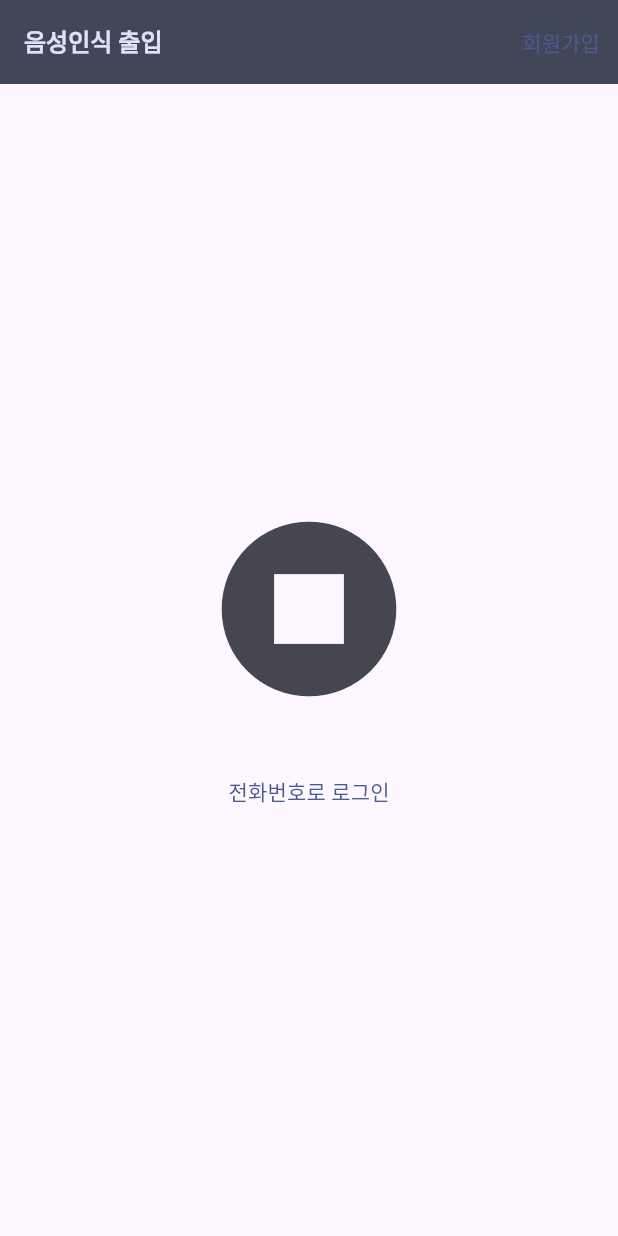
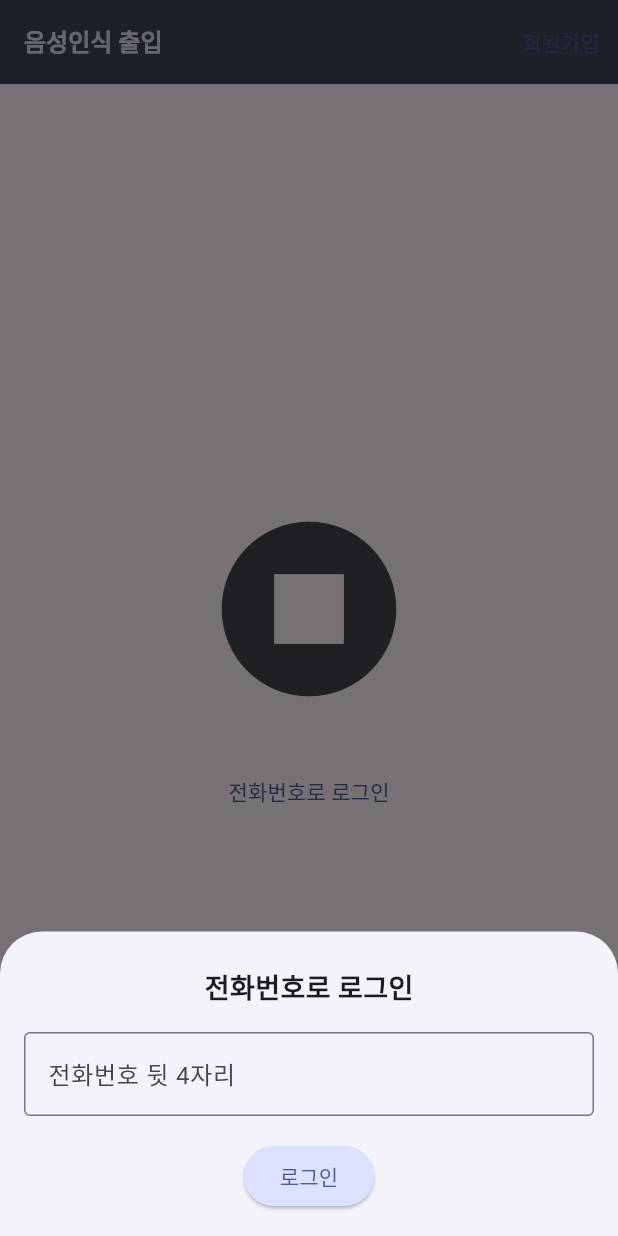
Before and after one commit to sorocode/voice_access_app, a Flutter app: the screen it shows after launch, after a tap on the "mic" icon, after a tap on "전화번호로 로그인", on a phone screen of 412 x 824 dp. Run offline on Flutter 3.47's test engine with Material 3 defaults, Android fonts, the phone set to English and light mode, and no system bars; our stand-ins replace dio, flutter_dotenv, get_it, permission_handler; missing offline and left inert: flutter_sound; accounts and stored records are empty; statements that could not run were skipped.

Commit message:
✨ 전화번호 로그인 바텀시트 추가 및 연결

```diff
--- a/lib/pages/voice_access_page.dart
+++ b/lib/pages/voice_access_page.dart
@@ -6,6 +6,7 @@ import 'package:flutter_sound/flutter_sound.dart';
 import 'package:path_provider/path_provider.dart';
 import 'package:permission_handler/permission_handler.dart';
 import 'package:voice_access_app/services/voice_access_service.dart';
+import 'package:voice_access_app/widgets/phonelogin_bottomsheet.dart';
 
 class VoiceAccessPage extends StatefulWidget {
   const VoiceAccessPage({super.key});
@@ -67,14 +68,13 @@ class _VoiceAccessPageState extends State<VoiceAccessPage> {
       print('📦 파일 크기: $size bytes');
 
       if (exists && size > 0) {
-        // FIXME: 디버깅용(나중에 지울 것)
-        ScaffoldMessenger.of(context).showSnackBar(
-          SnackBar(
-            content: Text(
-                '📁 녹음 파일 경로: $path ✅ 존재 여부: $exists 📦 파일 크기: $size bytes'),
-            backgroundColor: Colors.green,
-          ),
-        );
+        // ScaffoldMessenger.of(context).showSnackBar(
+        //   SnackBar(
+        //     content: Text(
+        //         '📁 녹음 파일 경로: $path ✅ 존재 여부: $exists 📦 파일 크기: $size bytes'),
+        //     backgroundColor: Colors.green,
+        //   ),
+        // );
         setState(() {
           recordedFile = file;
         });
@@ -117,6 +117,16 @@ class _VoiceAccessPageState extends State<VoiceAccessPage> {
         ),
       );
     }
+  }
+
+  void openPhoneLoginSheet() {
+    showModalBottomSheet(
+      context: context,
+      isScrollControlled: true,
+      builder: (context) {
+        return PhoneloginBottomsheet();
+      },
+    );
   }
 
   @override
@@ -166,7 +176,8 @@ class _VoiceAccessPageState extends State<VoiceAccessPage> {
                     },
                   ),
                   const SizedBox(height: 20),
-                  TextButton(onPressed: () {}, child: Text("전화번호로 로그인")),
+                  TextButton(
+                      onPressed: openPhoneLoginSheet, child: Text("전화번호로 로그인")),
                 ],
               ),
       ),
--- /dev/null
+++ b/lib/widgets/phonelogin_bottomsheet.dart
@@ -0,0 +1,126 @@
+import 'dart:io';
+
+import 'package:flutter/material.dart';
+import 'package:flutter_dotenv/flutter_dotenv.dart';
+import 'package:voice_access_app/services/voice_access_service.dart';
+
+class PhoneloginBottomsheet extends StatefulWidget {
+  const PhoneloginBottomsheet({super.key});
+
+  @override
+  State<PhoneloginBottomsheet> createState() => _PhoneloginBottomsheetState();
+}
+
+class _PhoneloginBottomsheetState extends State<PhoneloginBottomsheet> {
+  late String _last4Digits, backendUrl;
+  final _formKey = GlobalKey<FormState>();
+
+  Future<void> submitPhoneNum() async {
+    if (!_formKey.currentState!.validate()) return;
+    _formKey.currentState!.save();
+
+    try {
+      final api = VoiceAccessService();
+      final response = await api.loginWithPhoneNum(_last4Digits);
+      if (!mounted) return;
+
+      if (response.statusCode == HttpStatus.ok) {
+        showDialog(
+          context: context,
+          builder: (ctx) => AlertDialog(
+            title: Text("로그인 성공"),
+            content: Text(response.data.toString()),
+            actions: [
+              TextButton(
+                onPressed: () {
+                  Navigator.of(ctx).pop(); // dialog 닫기
+                  Navigator.of(context).pop(); // bottom sheet 닫기
+                },
+                child: Text("확인"),
+              ),
+            ],
+          ),
+        );
+      } else {
+        showDialog(
+          context: context,
+          builder: (ctx) => AlertDialog(
+            title: Text("로그인 실패"),
+            content: Text("에러: ${response.data.toString()}"),
+            actions: [
+              TextButton(
+                onPressed: () => Navigator.of(ctx).pop(),
+                child: Text("확인"),
+              ),
+            ],
+          ),
+        );
+      }
+    } catch (e) {
+      if (!mounted) return;
+      showDialog(
+        context: context,
+        builder: (ctx) => AlertDialog(
+          title: Text("에러 발생"),
+          content: Text("서버 오류 또는 네트워크 문제\n"),
+          actions: [
+            TextButton(
+              onPressed: () => Navigator.of(ctx).pop(),
+              child: Text("확인"),
+            ),
+          ],
+        ),
+      );
+    }
+  }
+
+  @override
+  void initState() {
+    super.initState();
+    backendUrl = dotenv.env['API_BASE_URL'] ?? 'http://localhost:8080';
+  }
+
+  @override
+  Widget build(BuildContext context) {
+    return Padding(
+      padding: EdgeInsets.only(
+        bottom: MediaQuery.of(context).viewInsets.bottom,
+        left: 16,
+        right: 16,
+        top: 24,
+      ),
+      child: Form(
+        key: _formKey,
+        child: Column(
+          mainAxisSize: MainAxisSize.min,
+          children: [
+            Text("전화번호로 로그인",
+                style: TextStyle(fontSize: 18, fontWeight: FontWeight.bold)),
+            SizedBox(height: 16),
+            TextFormField(
+              validator: (val) =>
+                  val == null || val.trim().isEmpty || val.trim().length != 4
+                      ? '전화번호은 필수 입력값입니다. 4자리 값으로 입력해주세요'
+                      : null,
+              keyboardType: TextInputType.phone,
+              decoration: InputDecoration(
+                labelText: "전화번호 뒷 4자리",
+                border: OutlineInputBorder(),
+              ),
+              onSaved: (value) => _last4Digits = value ?? '',
+            ),
+            SizedBox(height: 16),
+            ElevatedButton(
+              onPressed: () async {
+                await submitPhoneNum();
+                // Navigator.pop(context);
+              },
+              child: Text("로그인"),
+            ),
+            SizedBox(height: 16),
+          ],
+        ),
+      ),
+    );
+  }
+}
```
